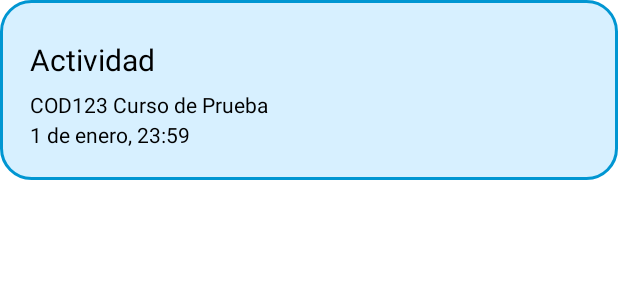
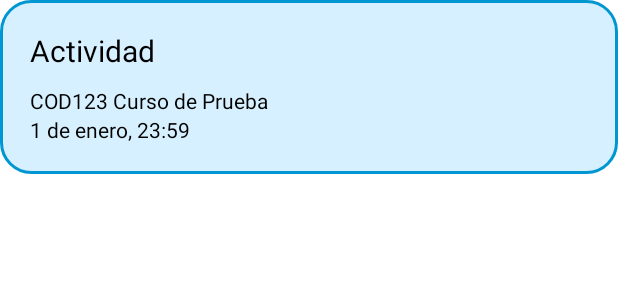
Before and after one commit to OscarRojasG/AppHorario, an Android app: the layout calendar_bubble.xml on its own in the app's theme, with its tools: preview values and no code run, on a phone screen of 412 x 824 dp. Shown: the top 300 px of the screen. Run offline under Robolectric (Android 15) with nearby library versions, the phone set to English and light mode, and no system bars.

Commit message:
adaptable design for long text in bubbles

```diff
--- a/app/src/main/res/layout/calendar_bubble.xml
+++ b/app/src/main/res/layout/calendar_bubble.xml
@@ -3,7 +3,7 @@
     xmlns:android="http://schemas.android.com/apk/res/android"
     android:id="@+id/bubble_layout"
     android:layout_width="match_parent"
-    android:layout_height="120dp"
+    android:layout_height="wrap_content"
     android:background="@drawable/bubble_shape"
     android:orientation="vertical"
     android:paddingLeft="20dp"
@@ -13,30 +13,32 @@
 
     <RelativeLayout
         android:layout_width="match_parent"
-        android:layout_height="0dp"
-        android:layout_weight="0.5"
+        android:layout_height="wrap_content"
+        android:gravity="center_vertical"
         android:orientation="vertical">
 
         <TextView
             android:id="@+id/calendar_bubble_name"
             android:layout_width="match_parent"
-            android:layout_height="match_parent"
-            android:gravity="center_vertical"
+            android:layout_height="wrap_content"
             android:text="@string/calendar_bubble_name"
             android:textColor="@android:color/black"
             android:textSize="20sp" />
     </RelativeLayout>
 
+    <android.widget.Space
+        android:layout_width="match_parent"
+        android:layout_height="10dp" />
+
     <RelativeLayout
         android:layout_width="match_parent"
-        android:layout_height="0dp"
-        android:layout_weight="0.25"
+        android:layout_height="wrap_content"
         android:orientation="vertical">
 
         <TextView
             android:id="@+id/calendar_bubble_course"
             android:layout_width="match_parent"
-            android:layout_height="match_parent"
+            android:layout_height="wrap_content"
             android:gravity="center_vertical"
             android:text="@string/calendar_bubble_course"
             android:textColor="@android:color/black" />
@@ -44,14 +46,13 @@
 
     <RelativeLayout
         android:layout_width="match_parent"
-        android:layout_height="0dp"
-        android:layout_weight="0.25"
+        android:layout_height="wrap_content"
         android:orientation="vertical">
 
         <TextView
             android:id="@+id/calendar_bubble_datetime"
             android:layout_width="match_parent"
-            android:layout_height="match_parent"
+            android:layout_height="wrap_content"
             android:gravity="center_vertical"
             android:text="@string/calendar_bubble_datetime"
             android:textColor="@android:color/black" />
```
